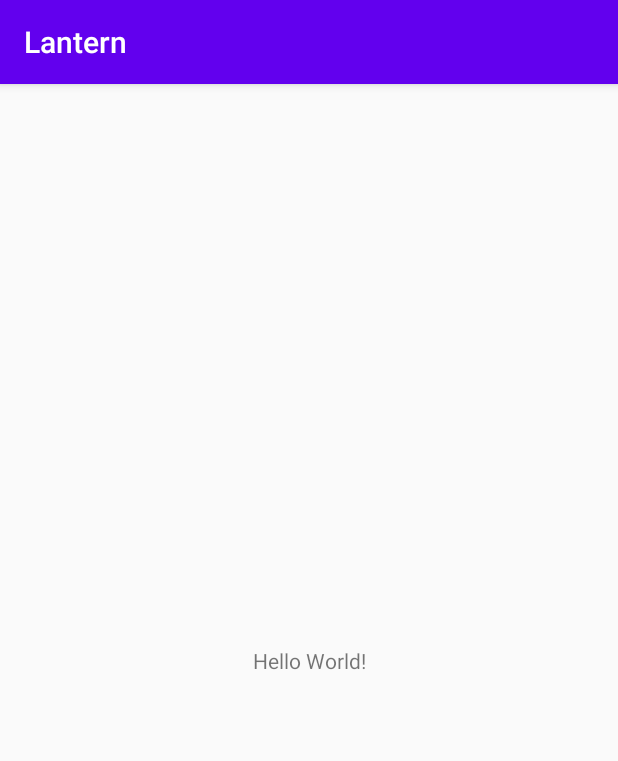
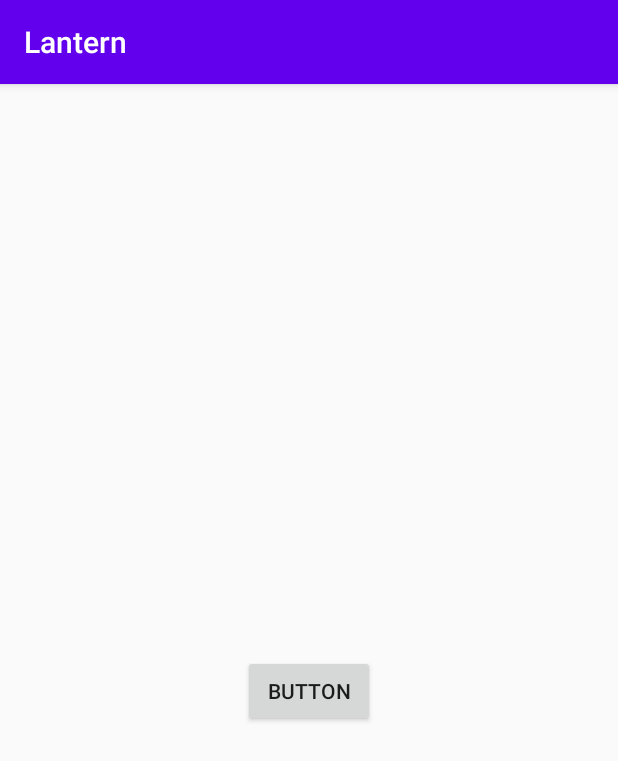
Before and after one commit to MadMakZa/Lantern, an Android app: the screen it shows after launch (MainActivity), on a phone screen of 412 x 824 dp. Shown: the top 761 px of the screen. Run offline under Robolectric (Android 15) with nearby library versions, the phone set to English and light mode, and no system bars.

Commit message:
main activity

```diff
--- a/app/src/main/java/com/example/lantern/MainActivity.java
+++ b/app/src/main/java/com/example/lantern/MainActivity.java
@@ -3,12 +3,26 @@ package com.example.lantern;
 import androidx.appcompat.app.AppCompatActivity;
 
 import android.os.Bundle;
+import android.view.View;
+import android.widget.Button;
 
 public class MainActivity extends AppCompatActivity {
-
+    private Button bFlash;
+    private FlashClass mFlashClass;
     @Override
     protected void onCreate(Bundle savedInstanceState) {
         super.onCreate(savedInstanceState);
         setContentView(R.layout.activity_main);
     }
+    private void init(){
+        bFlash = findViewById(R.id.b1);
+        mFlashClass = new FlashClass(this);
+    }
+    public void onClickFlash(View view){
+        if(mFlashClass.isFlash_status()){
+            mFlashClass.flashOff();
+        }else{
+            mFlashClass.flashOn();
+        }
+    }
 }
--- a/app/src/main/res/layout/activity_main.xml
+++ b/app/src/main/res/layout/activity_main.xml
@@ -6,13 +6,20 @@
     android:layout_height="match_parent"
     tools:context=".MainActivity">
 
-    <TextView
+    <Button
+        android:id="@+id/b1"
         android:layout_width="wrap_content"
         android:layout_height="wrap_content"
-        android:text="Hello World!"
+        android:layout_marginStart="162dp"
+        android:layout_marginTop="344dp"
+        android:layout_marginEnd="161dp"
+        android:layout_marginBottom="339dp"
+        android:onClick="onClickFlash"
+        android:text="Button"
         app:layout_constraintBottom_toBottomOf="parent"
-        app:layout_constraintLeft_toLeftOf="parent"
-        app:layout_constraintRight_toRightOf="parent"
-        app:layout_constraintTop_toTopOf="parent" />
-
+        app:layout_constraintEnd_toEndOf="parent"
+        app:layout_constraintHorizontal_bias="0.0"
+        app:layout_constraintStart_toStartOf="parent"
+        app:layout_constraintTop_toTopOf="parent"
+        app:layout_constraintVertical_bias="1.0" />
 </androidx.constraintlayout.widget.ConstraintLayout>
```
